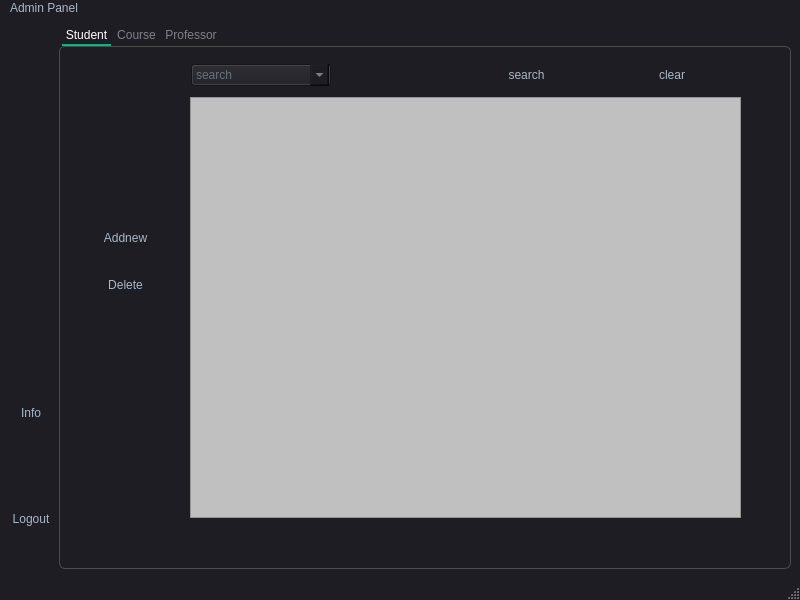
This is CodeBrains project/HomePage.ui in omarnasser0/CodeBrains---Last as Qt 5 draws it before an edit. The edited form follows.
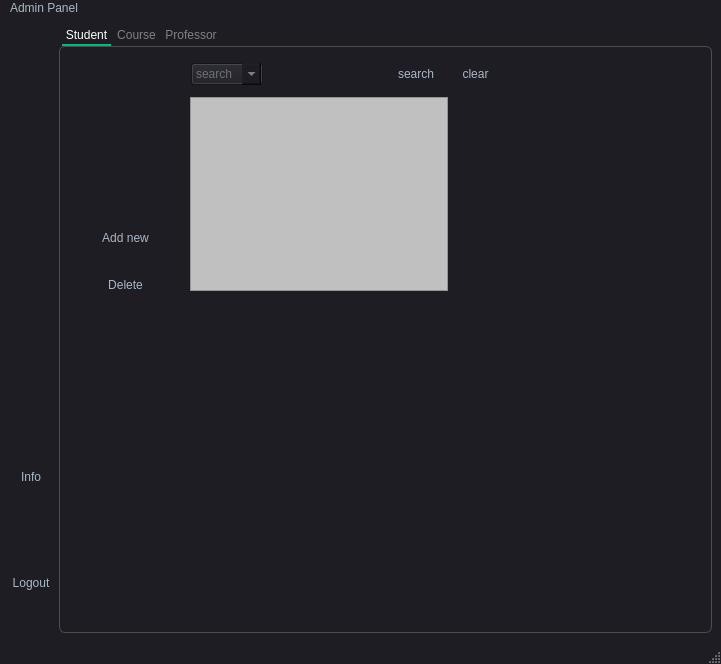
This is the edited form. The open tabs and pages were chosen to show the change.

The edit to the form file:
```diff
--- a/CodeBrains project/HomePage.ui
+++ b/CodeBrains project/HomePage.ui
@@ -6,8 +6,8 @@
    <rect>
     <x>0</x>
     <y>0</y>
-    <width>800</width>
-    <height>600</height>
+    <width>721</width>
+    <height>664</height>
    </rect>
   </property>
   <property name="sizePolicy">
@@ -504,8 +504,8 @@
          <rect>
           <x>131</x>
           <y>11</y>
-          <width>551</width>
-          <height>34</height>
+          <width>311</width>
+          <height>32</height>
          </rect>
         </property>
         <layout class="QHBoxLayout" name="horizontalLayout">
@@ -565,8 +565,8 @@
          <rect>
           <x>130</x>
           <y>50</y>
-          <width>551</width>
-          <height>421</height>
+          <width>258</width>
+          <height>194</height>
          </rect>
         </property>
         <layout class="QHBoxLayout" name="horizontalLayout_3">
@@ -625,7 +625,7 @@
          <item>
           <widget class="QPushButton" name="pushButton_3">
            <property name="text">
-            <string>Addnew</string>
+            <string>Add new</string>
            </property>
           </widget>
          </item>
@@ -917,8 +917,8 @@
     <rect>
      <x>0</x>
      <y>0</y>
-     <width>800</width>
-     <height>28</height>
+     <width>721</width>
+     <height>22</height>
     </rect>
    </property>
    <widget class="QMenu" name="menuAdmin_Panel">
```
Left out of the diff: 6 changed lines with no effect on the pictures.
